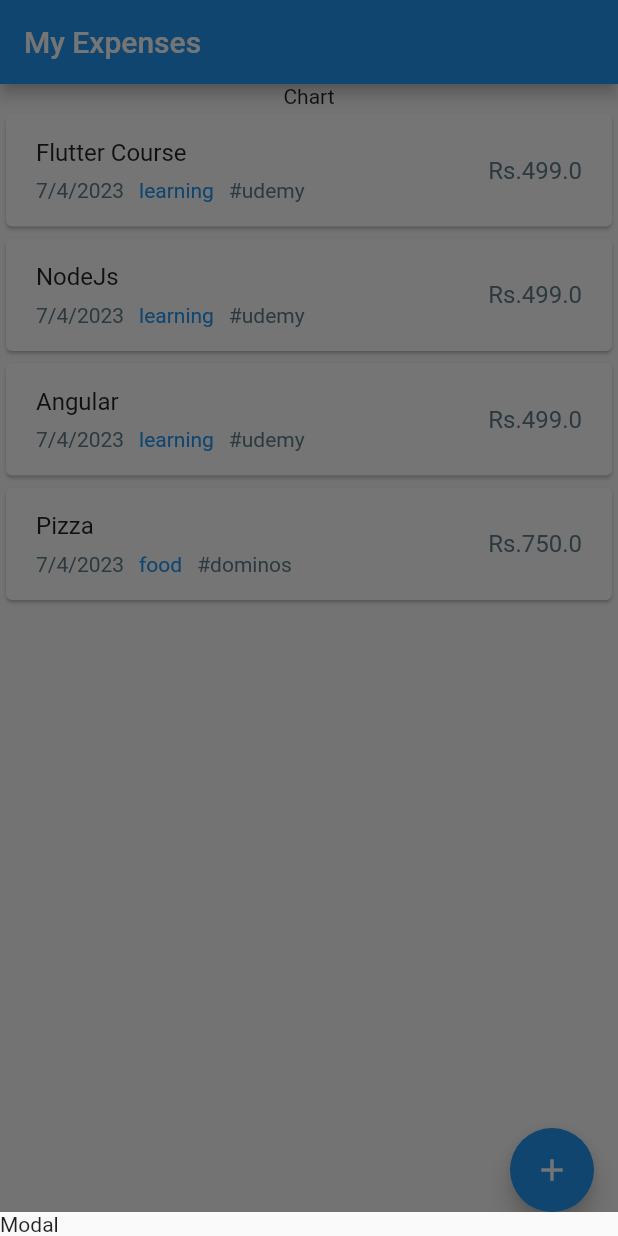
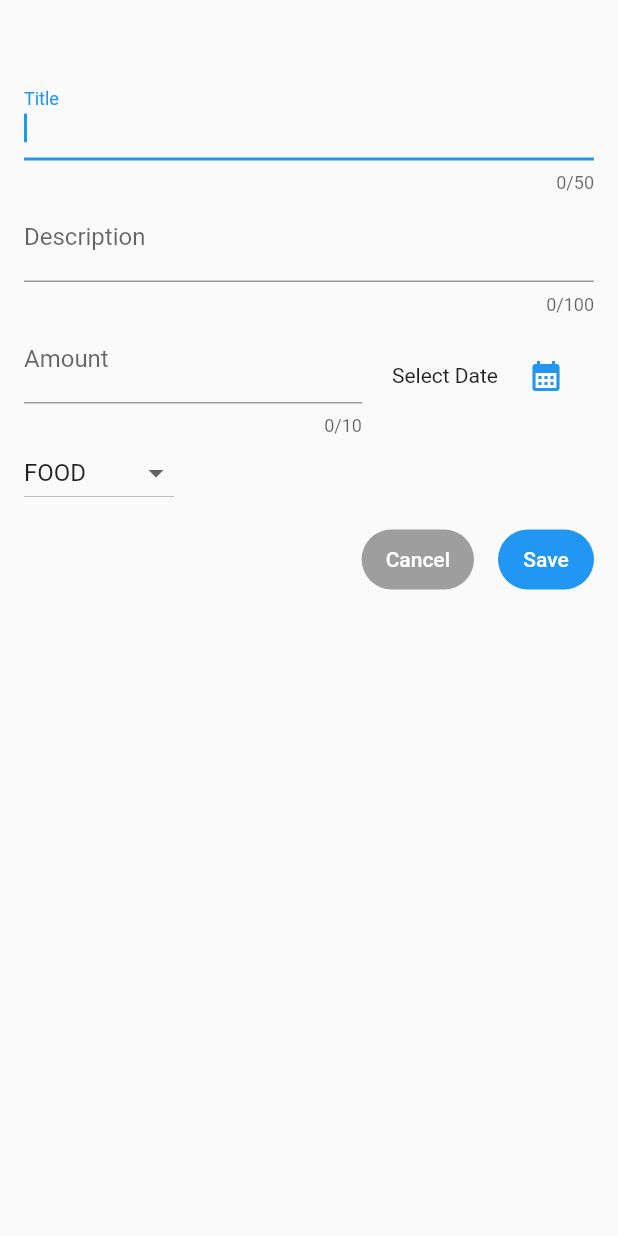
Before and after one commit to analyst097/flutter_quiz, a Flutter app: the screen it shows after launch, after a tap on the "add" icon, on a phone screen of 412 x 824 dp. Run offline on Flutter 3.47's test engine with Material 2 defaults, Android fonts, the phone set to English and light mode, and no system bars.

Commit message:
adding new expense.

```diff
--- a/lib/models/expense.dart
+++ b/lib/models/expense.dart
@@ -20,6 +20,7 @@ enum Category{
 class Expense{
   Expense({
     required this.title,
+    this.description = "",
     required this.amount,
     required this.category,
     required this.tags,
@@ -27,6 +28,7 @@ class Expense{
 
   final String id;
   final String title;
+  final String description;
   final double amount;
   final DateTime dateTime;
   final Category category;
--- a/lib/widgets/expenses.dart
+++ b/lib/widgets/expenses.dart
@@ -1,3 +1,4 @@
+import 'package:dice/widgets/new_expense.dart';
 import 'package:flutter/material.dart';
 
 import '../models/expense.dart';
@@ -40,10 +41,17 @@ class _ExpensesScreenState extends State<ExpensesScreen> {
     ),
   ];
 
+  onAddExpense(Expense expense){
+    setState(() {
+      _expenses.add(expense);
+    });
+  }
+
   void _openAddExpenseOverlay() {
     showModalBottomSheet(
+      isScrollControlled: true,
         context: context,
-        builder: (ctx) => Text("Modal")
+        builder: (ctx) => NewExpense(onAddExpense: onAddExpense,)
     );
   }
 
--- /dev/null
+++ b/lib/widgets/new_expense.dart
@@ -0,0 +1,165 @@
+import 'package:dice/models/expense.dart';
+import 'package:flutter/material.dart';
+
+class NewExpense extends StatefulWidget {
+  const NewExpense({required this.onAddExpense, super.key});
+
+  final void Function(Expense expense) onAddExpense;
+
+  @override
+  State<NewExpense> createState() => _NewExpenseState();
+}
+
+class _NewExpenseState extends State<NewExpense> {
+
+ final _titleController = TextEditingController();
+ final _descriptionController = TextEditingController();
+ final _amountController = TextEditingController();
+ DateTime? _selectedDate;
+ Category _selectedCategory = Category.food;
+
+ @override
+ void dispose(){
+   _titleController.dispose();
+   _amountController.dispose();
+   _descriptionController.dispose();
+   super.dispose();
+ }
+
+ Future<void> _showDatePicker() async {
+   final now = DateTime.now();
+   final firstDate = DateTime(now.year-1, now.month-1, now.day);
+   final pickedDate = await showDatePicker(
+       context: context,
+       initialDate: now,
+       firstDate: firstDate,
+       lastDate: now
+   );
+
+   setState(() {
+     _selectedDate = pickedDate;
+   });
+ }
+
+ void _submitData(){
+   final amount = double.tryParse(_amountController.text);
+   final amountIsInvalid = (amount == null || amount<= 0 );
+   if(_titleController.text.trim().isEmpty || amountIsInvalid || _selectedDate == null){
+      showDialog(
+          context: context,
+          builder: (ctx) => AlertDialog(
+            title: const Text("Invalid input"),
+            content: const Text("Please make sure title, amount and date was entered."),
+            actions: [
+              TextButton(
+                  onPressed: (){
+                    Navigator.pop(ctx);
+                  },
+                  child: const Text("Okay"))
+            ],
+          )
+      );
+      return;
+   }
+
+   widget.onAddExpense(
+       Expense(
+           title: _titleController.text,
+           amount: amount,
+           category: _selectedCategory,
+           dateTime: _selectedDate!,
+           tags: []
+       )
+   );
+ }
+
+  @override
+  Widget build(BuildContext context) {
+    return Padding(
+      padding: const EdgeInsets.fromLTRB(16, 48, 16, 16),
+      child: Column(
+        children: [
+           TextField(
+             autofocus: true,
+             controller: _titleController,
+             maxLength: 50,
+             decoration: const InputDecoration(
+               label: Text('Title')
+             ),
+           ), TextField(
+             controller: _descriptionController,
+             maxLength: 100,
+             decoration: const InputDecoration(
+               label: Text('Description')
+             ),
+           ),
+          Row(
+            children: [
+              Expanded(
+                child: TextField(
+                  controller: _amountController,
+                  keyboardType: TextInputType.number,
+                  maxLength: 10,
+                  decoration: const InputDecoration(
+                    label: Text('Amount'),
+                    prefix: Text("Rs."),
+                  ),
+                ),
+              ),
+              const SizedBox(width: 20,),
+              Text(_selectedDate == null ? "Select Date" : dateFormatter.format(_selectedDate!).toString()),
+              TextButton(
+                onPressed: _showDatePicker,
+                child: const Icon(Icons.calendar_month)
+              ),
+            ],
+          ),
+          Row(
+            children: [
+              DropdownButton(
+                  value: _selectedCategory,
+                  items: Category.values.map(
+                          (e) => DropdownMenuItem(
+                        value: e,
+                        child: Text(e.name.toUpperCase()),)
+                  ).toList(),
+                  onChanged: (value){
+                    setState(() {
+                      if(value != null){
+                        setState(() {
+                          _selectedCategory = value;
+                        });
+                      }
+                    });
+                  }),
+            ],
+          ),
+          const SizedBox(height: 10,),
+          Row(
+            mainAxisAlignment: MainAxisAlignment.end,
+            children: [
+              FilledButton(
+                  style: FilledButton.styleFrom(
+                    backgroundColor: Colors.grey
+                  ),
+                  onPressed: (){
+                    Navigator.pop(context);
+                  },
+                  child: const Text("Cancel")
+              ),
+              const SizedBox(width: 16,),
+              FilledButton(
+                  onPressed: (){
+                    Navigator.pop(context);
+                    _submitData();
+                  },
+                  child: const Text("Save")
+              ),
+
+            ],
+          )
+        ],
+      ),
+    );
+  }
+}
```
